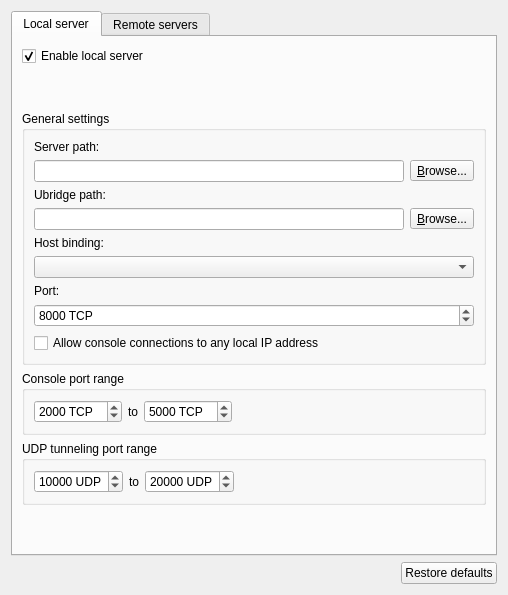
GNS3/gns3-gui, file gns3/ui/server_preferences_page.ui: the form before one commit.
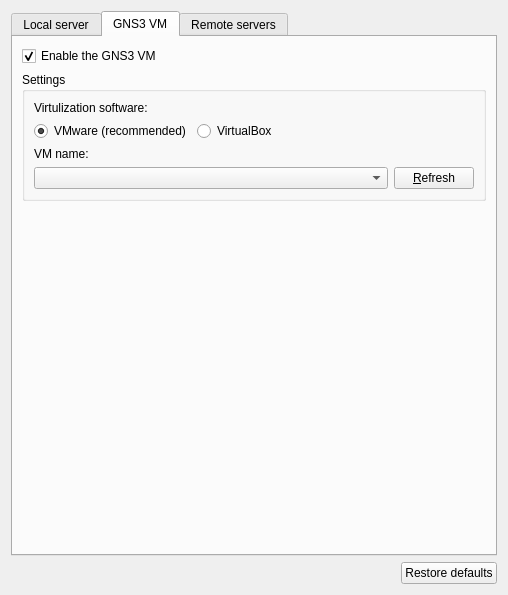
The form after the commit. The open tabs and pages were chosen to show the change.

```diff
--- a/gns3/ui/server_preferences_page.ui
+++ b/gns3/ui/server_preferences_page.ui
@@ -52,19 +52,6 @@
          </property>
         </widget>
        </item>
-       <item>
-        <spacer name="verticalSpacer_2">
-         <property name="orientation">
-          <enum>Qt::Vertical</enum>
-         </property>
-         <property name="sizeHint" stdset="0">
-          <size>
-           <width>20</width>
-           <height>40</height>
-          </size>
-         </property>
-        </spacer>
-       </item>
        <item>
         <widget class="QGroupBox" name="uiGeneralSettingsGroupBox">
          <property name="sizePolicy">
@@ -294,8 +281,122 @@
       <zorder>uiUDPPortRangeGroupBox</zorder>
       <zorder>verticalSpacer</zorder>
       <zorder>uiLocalServerAutoStartCheckBox</zorder>
-      <zorder>uiLocalServerAutoStartCheckBox</zorder>
-      <zorder>verticalSpacer_2</zorder>
+     </widget>
+     <widget class="QWidget" name="tab">
+      <attribute name="title">
+       <string>GNS3 VM</string>
+      </attribute>
+      <layout class="QGridLayout" name="gridLayout_3">
+       <item row="0" column="0">
+        <widget class="QCheckBox" name="uiEnableVMCheckBox">
+         <property name="sizePolicy">
+          <sizepolicy hsizetype="Minimum" vsizetype="Fixed">
+           <horstretch>0</horstretch>
+           <verstretch>0</verstretch>
+          </sizepolicy>
+         </property>
+         <property name="minimumSize">
+          <size>
+           <width>0</width>
+           <height>0</height>
+          </size>
+         </property>
+         <property name="text">
+          <string>Enable the GNS3 VM</string>
+         </property>
+         <property name="checked">
+          <bool>true</bool>
+         </property>
+        </widget>
+       </item>
+       <item row="1" column="0">
+        <widget class="QGroupBox" name="uiGNS3VMSettingsGroupBox">
+         <property name="title">
+          <string>Settings</string>
+         </property>
+         <layout class="QGridLayout" name="gridLayout_2">
+          <item row="2" column="0">
+           <widget class="QLabel" name="uiVMNameLabel">
+            <property name="text">
+             <string>VM name:</string>
+            </property>
+           </widget>
+          </item>
+          <item row="3" column="0">
+           <widget class="QComboBox" name="uiVMListComboBox">
+            <property name="sizePolicy">
+             <sizepolicy hsizetype="Expanding" vsizetype="Fixed">
+              <horstretch>0</horstretch>
+              <verstretch>0</verstretch>
+             </sizepolicy>
+            </property>
+           </widget>
+          </item>
+          <item row="1" column="0" colspan="2">
+           <layout class="QHBoxLayout" name="horizontalLayout_4">
+            <item>
+             <widget class="QRadioButton" name="uiVmwareRadioButton">
+              <property name="text">
+               <string>VMware (recommended)</string>
+              </property>
+              <property name="checked">
+               <bool>true</bool>
+              </property>
+             </widget>
+            </item>
+            <item>
+             <widget class="QRadioButton" name="uiVirtualBoxRadioButton">
+              <property name="text">
+               <string>VirtualBox</string>
+              </property>
+             </widget>
+            </item>
+            <item>
+             <spacer name="horizontalSpacer_3">
+              <property name="orientation">
+               <enum>Qt::Horizontal</enum>
+              </property>
+              <property name="sizeHint" stdset="0">
+               <size>
+                <width>40</width>
+                <height>20</height>
+               </size>
+              </property>
+             </spacer>
+            </item>
+           </layout>
+          </item>
+          <item row="0" column="0">
+           <widget class="QLabel" name="uiVirtualizationSoftwarLabel">
+            <property name="text">
+             <string>Virtulization software:</string>
+            </property>
+           </widget>
+          </item>
+          <item row="3" column="1">
+           <widget class="QPushButton" name="uiRefreshPushButton">
+            <property name="text">
+             <string>&amp;Refresh</string>
+            </property>
+           </widget>
+          </item>
+         </layout>
+        </widget>
+       </item>
+       <item row="2" column="0">
+        <spacer name="verticalSpacer_3">
+         <property name="orientation">
+          <enum>Qt::Vertical</enum>
+         </property>
+         <property name="sizeHint" stdset="0">
+          <size>
+           <width>20</width>
+           <height>320</height>
+          </size>
+         </property>
+        </spacer>
+       </item>
+      </layout>
      </widget>
      <widget class="QWidget" name="uiRemoteTabWidget">
       <attribute name="title">
```
Left out of the diff: 4 changed lines with no effect on the pictures.
